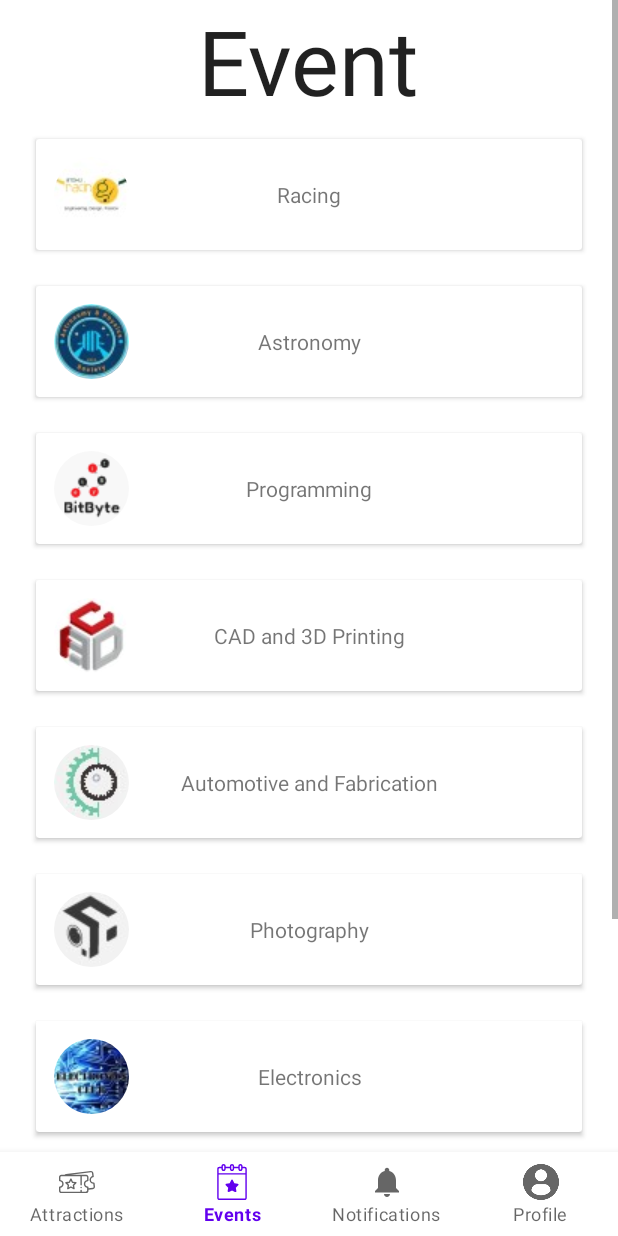
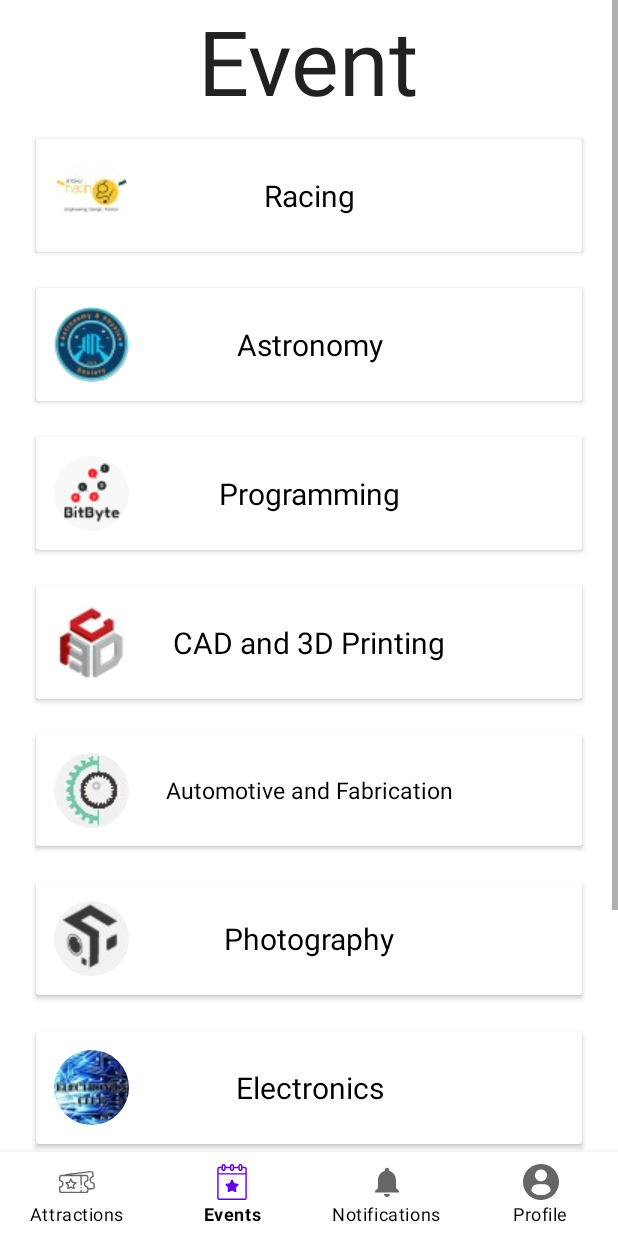
Before and after one commit to BitByte-TPC/Technical-Fest, an Android app: the EventsFragment screen opened through its navigation route, on a phone screen of 412 x 824 dp. Run offline under Robolectric (Android 15) with nearby library versions, the phone set to English and light mode, and no system bars; our stand-ins replace CircleImageView, Firebase (no records; nobody signed in at launch, a user with empty details on screens opened directly), navigation-ui; Roboto replaces fonts that are not available here.

Commit message:
UI changes for Night Mode bottomNavigation Bar made darker in activity_home.xml event_card.xml made darker and text made white cards made darker in club_list.xml and club_events_list.xml

```diff
--- a/app/src/main/res/layout/activity_home.xml
+++ b/app/src/main/res/layout/activity_home.xml
@@ -13,7 +13,8 @@
         android:layout_height="wrap_content"
         app:labelVisibilityMode="labeled"
         app:itemRippleColor="@color/colorPrimary"
-        android:background="?android:attr/windowBackground"
+        app:itemTextColor="@color/black"
+        android:background="@color/white"
         app:layout_constraintBottom_toBottomOf="parent"
         app:layout_constraintLeft_toLeftOf="parent"
         app:layout_constraintRight_toRightOf="parent"
--- a/app/src/main/res/layout/club_events_list.xml
+++ b/app/src/main/res/layout/club_events_list.xml
@@ -26,7 +26,6 @@
         android:autoSizeTextType="uniform"
         android:fontFamily="@font/kaushan_script"
         android:gravity="center"
-        android:text="@string/afc"
         android:textAppearance="@style/TextAppearance.AppCompat.Body1"
         app:layout_constraintBottom_toBottomOf="@+id/back"
         app:layout_constraintEnd_toEndOf="parent"
--- a/app/src/main/res/layout/club_list.xml
+++ b/app/src/main/res/layout/club_list.xml
@@ -1,9 +1,9 @@
 <?xml version="1.0" encoding="utf-8"?>
-<ScrollView
-    android:id="@+id/events"
+<ScrollView android:id="@+id/events"
     xmlns:android="http://schemas.android.com/apk/res/android"
     android:layout_width="match_parent"
-    android:layout_height="match_parent">
+    android:layout_height="match_parent"
+    xmlns:app="http://schemas.android.com/apk/res-auto">
 
     <LinearLayout
         android:layout_width="match_parent"
@@ -26,6 +26,7 @@
         <androidx.cardview.widget.CardView
             android:layout_width="match_parent"
             android:layout_height="wrap_content"
+            app:cardBackgroundColor="@color/white"
             android:layout_margin="@dimen/card_margin"
             android:padding="6dp">
 
@@ -33,6 +34,7 @@
                 android:layout_width="wrap_content"
                 android:layout_height="wrap_content"
                 android:layout_margin="12dp"
+                android:layout_gravity="center_vertical"
                 android:contentDescription="@string/racing"
                 android:src="@drawable/racing" />
 
@@ -40,6 +42,8 @@
                 android:id="@+id/racing"
                 android:layout_width="match_parent"
                 android:layout_height="match_parent"
+                android:textSize="@dimen/card_text_size"
+                android:textColor="@color/black"
                 android:layout_gravity="center"
                 android:gravity="center"
                 android:padding="24dp"
@@ -49,6 +53,7 @@
         <androidx.cardview.widget.CardView
             android:layout_width="match_parent"
             android:layout_height="wrap_content"
+            app:cardBackgroundColor="@color/white"
             android:layout_margin="@dimen/card_margin"
             android:padding="6dp">
 
@@ -56,6 +61,7 @@
                 android:layout_width="wrap_content"
                 android:layout_height="wrap_content"
                 android:layout_margin="12dp"
+                android:layout_gravity="center_vertical"
                 android:contentDescription="@string/aps"
                 android:src="@drawable/aps" />
 
@@ -63,15 +69,19 @@
                 android:id="@+id/aps"
                 android:layout_width="match_parent"
                 android:layout_height="match_parent"
+                android:textSize="@dimen/card_text_size"
+                android:textColor="@color/black"
                 android:layout_gravity="center"
                 android:gravity="center"
                 android:padding="24dp"
                 android:text="@string/aps" />
+
         </androidx.cardview.widget.CardView>
 
         <androidx.cardview.widget.CardView
             android:layout_width="match_parent"
             android:layout_height="wrap_content"
+            app:cardBackgroundColor="@color/white"
             android:layout_margin="@dimen/card_margin"
             android:padding="6dp">
 
@@ -79,6 +89,7 @@
                 android:layout_width="wrap_content"
                 android:layout_height="wrap_content"
                 android:layout_margin="12dp"
+                android:layout_gravity="center_vertical"
                 android:contentDescription="@string/coding"
                 android:src="@drawable/programming" />
 
@@ -86,6 +97,8 @@
                 android:id="@+id/coding"
                 android:layout_width="match_parent"
                 android:layout_height="match_parent"
+                android:textSize="@dimen/card_text_size"
+                android:textColor="@color/black"
                 android:layout_gravity="center"
                 android:gravity="center"
                 android:padding="24dp"
@@ -95,6 +108,7 @@
         <androidx.cardview.widget.CardView
             android:layout_width="match_parent"
             android:layout_height="wrap_content"
+            app:cardBackgroundColor="@color/white"
             android:layout_margin="@dimen/card_margin"
             android:padding="6dp">
 
@@ -102,6 +116,7 @@
                 android:layout_width="wrap_content"
                 android:layout_height="wrap_content"
                 android:layout_margin="12dp"
+                android:layout_gravity="center_vertical"
                 android:contentDescription="@string/cad"
                 android:src="@drawable/cad" />
 
@@ -109,6 +124,8 @@
                 android:id="@+id/cad"
                 android:layout_width="match_parent"
                 android:layout_height="match_parent"
+                android:textSize="@dimen/card_text_size"
+                android:textColor="@color/black"
                 android:layout_gravity="center"
                 android:gravity="center"
                 android:padding="24dp"
@@ -118,6 +135,7 @@
         <androidx.cardview.widget.CardView
             android:layout_width="match_parent"
             android:layout_height="wrap_content"
+            app:cardBackgroundColor="@color/white"
             android:layout_margin="@dimen/card_margin"
             android:padding="6dp">
 
@@ -125,6 +143,7 @@
                 android:layout_width="wrap_content"
                 android:layout_height="wrap_content"
                 android:layout_margin="12dp"
+                android:layout_gravity="center_vertical"
                 android:contentDescription="@string/afc"
                 android:src="@drawable/afc" />
 
@@ -132,6 +151,8 @@
                 android:id="@+id/afc"
                 android:layout_width="match_parent"
                 android:layout_height="match_parent"
+                android:textSize="15sp"
+                android:textColor="@color/black"
                 android:layout_gravity="center"
                 android:gravity="center"
                 android:padding="24dp"
@@ -141,6 +162,7 @@
         <androidx.cardview.widget.CardView
             android:layout_width="match_parent"
             android:layout_height="wrap_content"
+            app:cardBackgroundColor="@color/white"
             android:layout_margin="@dimen/card_margin"
             android:padding="6dp">
 
@@ -148,6 +170,7 @@
                 android:layout_width="wrap_content"
                 android:layout_height="wrap_content"
                 android:layout_margin="12dp"
+                android:layout_gravity="center_vertical"
                 android:contentDescription="@string/photo"
                 android:src="@drawable/photo" />
 
@@ -155,6 +178,8 @@
                 android:id="@+id/photo"
                 android:layout_width="match_parent"
                 android:layout_height="match_parent"
+                android:textSize="@dimen/card_text_size"
+                android:textColor="@color/black"
                 android:layout_gravity="center"
                 android:gravity="center"
                 android:padding="24dp"
@@ -164,6 +189,7 @@
         <androidx.cardview.widget.CardView
             android:layout_width="match_parent"
             android:layout_height="wrap_content"
+            app:cardBackgroundColor="@color/white"
             android:layout_margin="@dimen/card_margin"
             android:padding="6dp">
 
@@ -171,6 +197,7 @@
                 android:layout_width="wrap_content"
                 android:layout_height="wrap_content"
                 android:layout_margin="12dp"
+                android:layout_gravity="center_vertical"
                 android:contentDescription="@string/electronics"
                 android:src="@drawable/electronics" />
 
@@ -178,6 +205,8 @@
                 android:id="@+id/electronics"
                 android:layout_width="match_parent"
                 android:layout_height="match_parent"
+                android:textSize="@dimen/card_text_size"
+                android:textColor="@color/black"
                 android:layout_gravity="center"
                 android:gravity="center"
                 android:padding="24dp"
@@ -187,6 +216,7 @@
         <androidx.cardview.widget.CardView
             android:layout_width="match_parent"
             android:layout_height="wrap_content"
+            app:cardBackgroundColor="@color/white"
             android:layout_margin="@dimen/card_margin"
             android:padding="6dp">
 
@@ -194,6 +224,7 @@
                 android:layout_width="wrap_content"
                 android:layout_height="wrap_content"
                 android:layout_margin="12dp"
+                android:layout_gravity="center_vertical"
                 android:contentDescription="@string/bmc"
                 android:src="@drawable/bmc" />
 
@@ -202,14 +233,17 @@
                 android:layout_width="match_parent"
                 android:layout_height="match_parent"
                 android:layout_gravity="center"
+                android:textSize="15sp"
                 android:gravity="center"
                 android:padding="24dp"
-                android:text="@string/bmc" />
+                android:text="@string/bmc"
+                android:textColor="@color/black" />
         </androidx.cardview.widget.CardView>
 
         <androidx.cardview.widget.CardView
             android:layout_width="match_parent"
             android:layout_height="wrap_content"
+            app:cardBackgroundColor="@color/white"
             android:layout_margin="@dimen/card_margin"
             android:padding="6dp">
 
@@ -217,6 +251,7 @@
                 android:layout_width="wrap_content"
                 android:layout_height="wrap_content"
                 android:layout_margin="12dp"
+                android:layout_gravity="center_vertical"
                 android:contentDescription="@string/robotics"
                 android:src="@drawable/robotics" />
 
@@ -224,6 +259,8 @@
                 android:id="@+id/robotics"
                 android:layout_width="match_parent"
                 android:layout_height="match_parent"
+                android:textSize="@dimen/card_text_size"
+                android:textColor="@color/black"
                 android:layout_gravity="center"
                 android:gravity="center"
                 android:padding="24dp"
--- a/app/src/main/res/layout/event_card.xml
+++ b/app/src/main/res/layout/event_card.xml
@@ -1,8 +1,9 @@
 <?xml version="1.0" encoding="utf-8"?>
-<androidx.cardview.widget.CardView
-    xmlns:android="http://schemas.android.com/apk/res/android"
+<androidx.cardview.widget.CardView xmlns:android="http://schemas.android.com/apk/res/android"
     android:layout_width="match_parent"
     android:layout_height="wrap_content"
+    xmlns:app="http://schemas.android.com/apk/res-auto"
+    app:cardBackgroundColor="@color/white"
     android:layout_margin="@dimen/card_margin"
     android:padding="6dp">
 
@@ -14,8 +15,10 @@
 
     <TextView
         android:id="@+id/name"
-        android:layout_width="wrap_content"
-        android:layout_height="wrap_content"
+        android:layout_width="match_parent"
+        android:layout_height="match_parent"
+        android:textColor="@color/black"
+        android:textSize="20sp"
         android:layout_gravity="center"
         android:gravity="center"
         android:padding="@dimen/card_margin"/>
```
